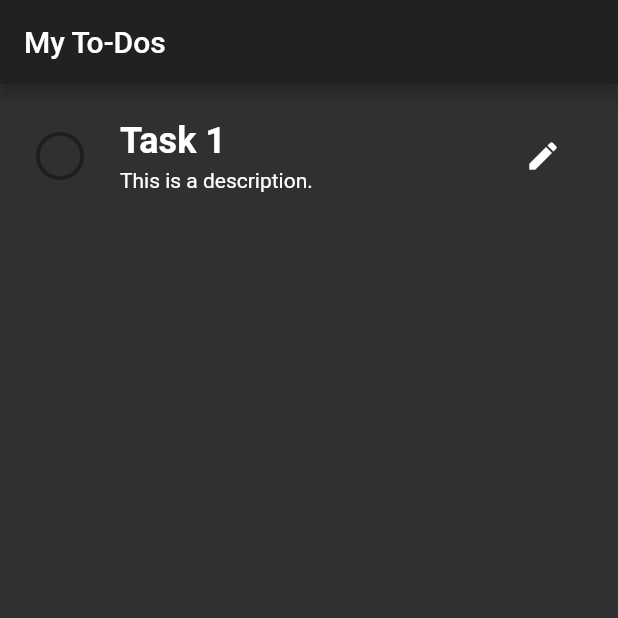
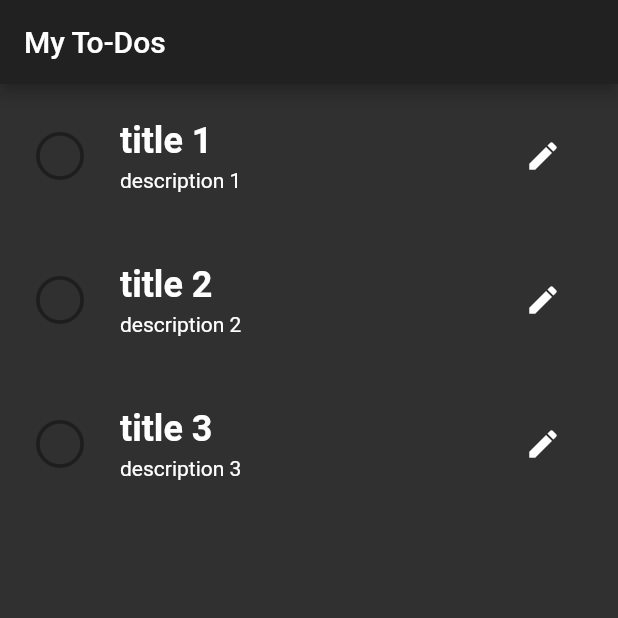
Before and after one commit to zacherygentry/CSE-4322-Project-3, a Flutter app: the screen it shows after launch, after a tap on the "edit" icon, on a phone screen of 412 x 824 dp, the top half of it. Run offline on Flutter 3.47's test engine with Material 2 defaults, Android fonts, the phone set to English and light mode, and no system bars.

Commit message:
Added a Todo List to render on page. callback functions editied, still need to add edit dialog window

```diff
--- a/lib/models/Todo.dart
+++ b/lib/models/Todo.dart
@@ -10,4 +10,6 @@ class Todo {
     this.dateCreated,
     this.isCompleted = false
   });
+
+
 }
--- a/lib/views/HomePage.dart
+++ b/lib/views/HomePage.dart
@@ -11,16 +11,55 @@ class HomePage extends StatefulWidget {
 
 
 class _HomePageState extends State<HomePage> {
+  List<Todo> userTodos = [];
 
-  // TODO: Add state for classes
+  @override
+  void initState(){
+    loadTodos_TEST_MODE();
+    // loadTodos();
 
-  void handleCompletion(){
-    print("COMPLETION TODO!");
   }
 
-  void handleEdit(){
+  void loadTodos_TEST_MODE(){
+    List<Todo> todos = [];
+    todos.add(Todo(title: "title 1", description: "description 1", dateCreated: DateTime.now()));
+    todos.add(Todo(title: "title 2", description: "description 2", dateCreated: DateTime.now().add(Duration(hours: 1))));
+    todos.add(Todo(title: "title 3", description: "description 3", dateCreated: DateTime.now().add(Duration(hours: 2))));
+
+    setState(() {
+      userTodos = todos;
+    });
+  }
+
+  void loadTodos(){
+    print("loading Todos from shared_preference to state");
+  }
+
+  void saveTodos(){
+    print("saving todos from current state to shared_preference");
+  }
+
+  void handleCompletion(Todo todo){
+    print("COMPLETION TODO!" + todo.title);
+    int todoIndex = userTodos.indexOf(todo);
+
+    setState(() {
+      userTodos[todoIndex] = Todo(title: todo.title, description: todo.description, dateCreated: todo.dateCreated, isCompleted: !todo.isCompleted);
+      saveTodos();
+    });
+  }
+
+  void handleEdit(Todo todo, String title, String description){
     print("EDIT TODO!");
+    int todoIndex = userTodos.indexOf(todo);
+
+    setState(() {
+      userTodos[todoIndex] = Todo(title: title, description: description, dateCreated: todo.dateCreated, isCompleted: todo.isCompleted);
+      saveTodos();
+    });
+
   }
+
 
   @override
   Widget build(BuildContext context) {
@@ -31,18 +70,10 @@ class _HomePageState extends State<HomePage> {
       body: ListView(
         children: <Widget>[
           Column(
-            children: <Widget>[
-              TodoWidget(
-                todo: Todo(title: "Task 1", description: "This is a description.", dateCreated: DateTime.now(),),
-                onMarkComplete: handleCompletion,
-                onEditClick: this.handleEdit,
-              ),
-            ],
+            children: userTodos.map<TodoWidget>((todo){
+                return TodoWidget(todo: todo, onMarkComplete: handleCompletion, onEditClick: handleEdit);
+              }).toList()
           )
-          // ExampleWidget(
-          //   exampleVar: "My Example Var",
-          // ),
-          // ExampleWidget(),
         ],
       ),
     );
--- a/lib/widgets/TodoWidget.dart
+++ b/lib/widgets/TodoWidget.dart
@@ -4,8 +4,10 @@ import '../models/Todo.dart';
 
 class TodoWidget extends StatelessWidget {
   final Todo todo;
-  final VoidCallback onEditClick;
-  final VoidCallback onMarkComplete;
+  final Function(Todo, String, String) onEditClick;
+  final Function(Todo) onMarkComplete;
+
+
   const TodoWidget({
     this.todo,
     this.onEditClick,
@@ -28,7 +30,7 @@ class TodoWidget extends StatelessWidget {
                 Container(
                   margin: EdgeInsets.only(right: 24),
                   child: InkResponse(
-                    onTap: onMarkComplete,
+                    onTap: (){onMarkComplete(todo);},
                     radius: 24,
                     child: Container(
                       width: 32,
@@ -66,7 +68,7 @@ class TodoWidget extends StatelessWidget {
                 ),
 
                 InkWell(
-                  onTap: this.onEditClick,
+                  onTap: (){this.onEditClick(todo, todo.title, todo.description);},
                   child: Container(
                     width: 52,
                     height: 48,
```
